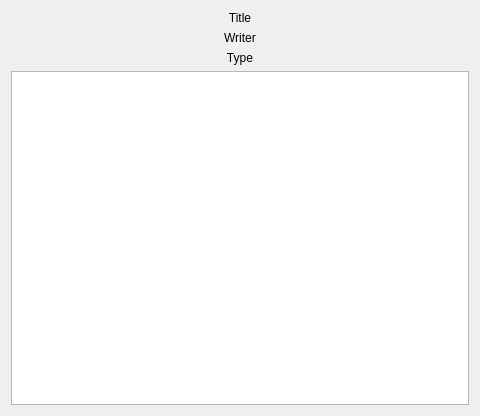
This is PoemDialog.ui in junity233/poem-library as Qt 5 draws it before an edit. The edited form follows.
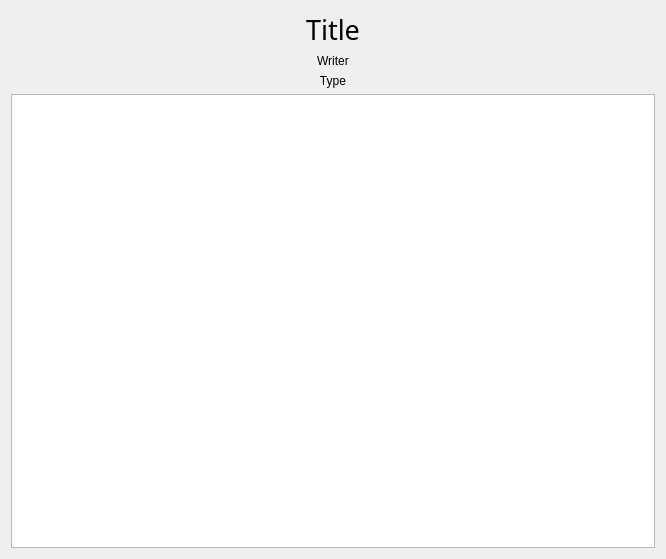
This is the edited form.

Diff of the .ui file:
```diff
--- a/PoemDialog.ui
+++ b/PoemDialog.ui
@@ -6,8 +6,8 @@
    <rect>
     <x>0</x>
     <y>0</y>
-    <width>480</width>
-    <height>416</height>
+    <width>666</width>
+    <height>559</height>
    </rect>
   </property>
   <property name="windowTitle">
@@ -16,6 +16,12 @@
   <layout class="QGridLayout" name="gridLayout">
    <item row="0" column="0">
     <widget class="QLabel" name="titleLabel">
+     <property name="font">
+      <font>
+       <family>仿宋</family>
+       <pointsize>20</pointsize>
+      </font>
+     </property>
      <property name="text">
       <string>Title</string>
      </property>
```
Left out of the diff: 2 changed lines with no effect on the pictures.
